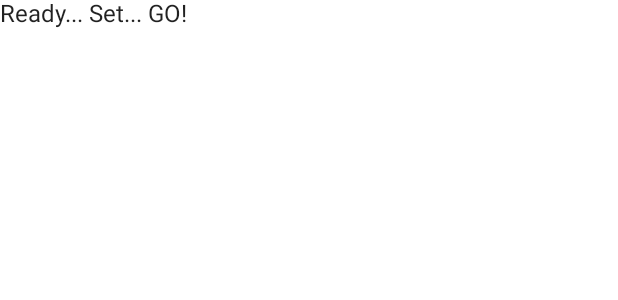
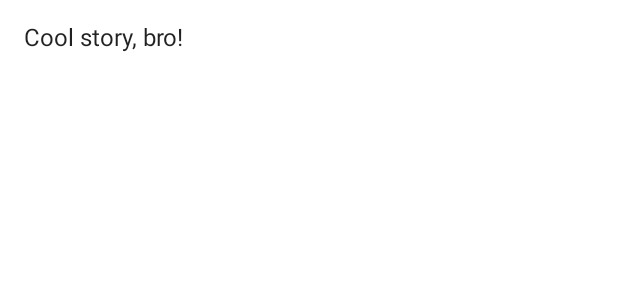
Before and after one commit to poppito/JetpackTimer, an Android app built with Jetpack Compose: the @Preview function LightPreview, on a phone screen of 412 x 824 dp. Shown: the top 300 px of the screen. Run offline under Robolectric (Android 15) with nearby library versions, the phone set to English and light mode, and no system bars.

Commit message:
initial commit

```diff
--- a/app/src/main/java/com/example/androiddevchallenge/MainActivity.kt
+++ b/app/src/main/java/com/example/androiddevchallenge/MainActivity.kt
@@ -18,11 +18,13 @@ package com.example.androiddevchallenge
 import android.os.Bundle
 import androidx.activity.compose.setContent
 import androidx.appcompat.app.AppCompatActivity
-import androidx.compose.material.MaterialTheme
-import androidx.compose.material.Surface
+import androidx.compose.foundation.layout.Column
+import androidx.compose.foundation.layout.padding
 import androidx.compose.material.Text
 import androidx.compose.runtime.Composable
+import androidx.compose.ui.Modifier
 import androidx.compose.ui.tooling.preview.Preview
+import androidx.compose.ui.unit.dp
 import com.example.androiddevchallenge.ui.theme.MyTheme
 
 class MainActivity : AppCompatActivity() {
@@ -39,8 +41,8 @@ class MainActivity : AppCompatActivity() {
 // Start building your app here!
 @Composable
 fun MyApp() {
-    Surface(color = MaterialTheme.colors.background) {
-        Text(text = "Ready... Set... GO!")
+    Column(modifier = Modifier.padding(16.dp)) {
+        Text(text = "Cool story, bro!")
     }
 }
 
```
